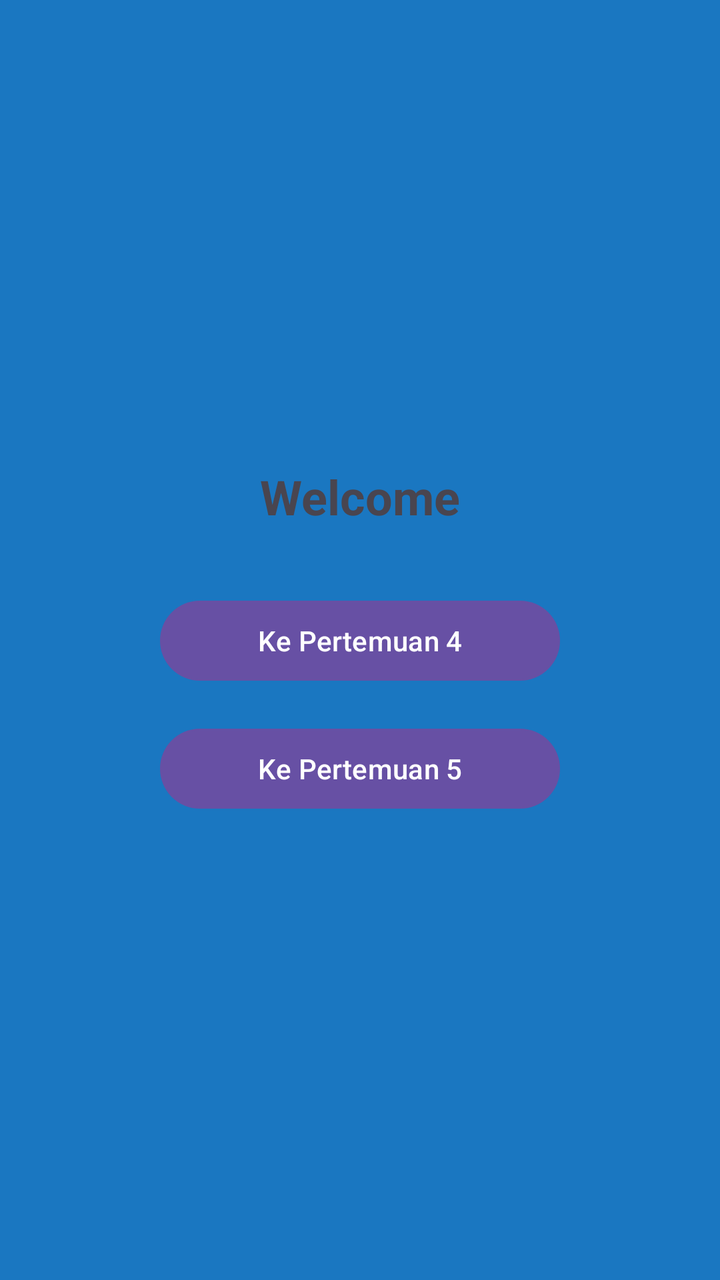
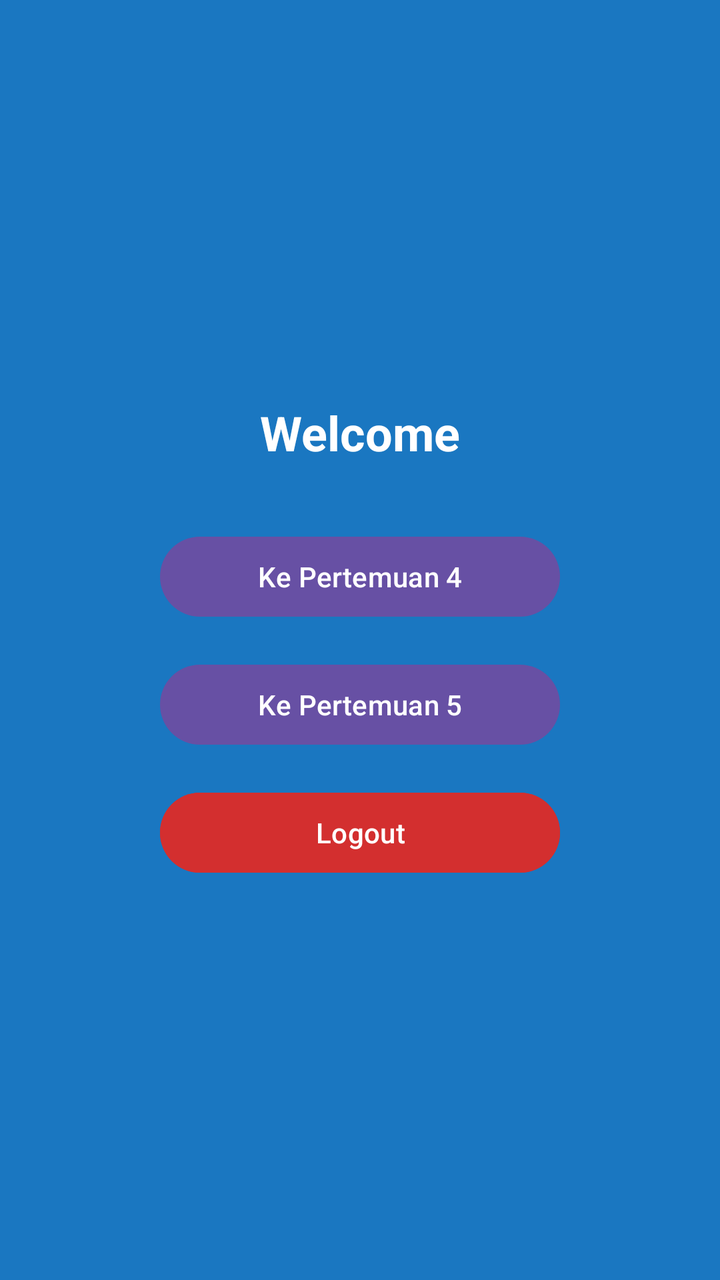

An Android layout rendered at two revisions. The XML below is the earlier revision; the diff shows what the commit changed to produce the second picture.
<!-- AndroidManifest.xml: application theme Theme.Trinaldi -->
<!-- res/layout/activity_main.xml -->
<?xml version="1.0" encoding="utf-8"?>
<androidx.constraintlayout.widget.ConstraintLayout xmlns:android="http://schemas.android.com/apk/res/android"
    xmlns:app="http://schemas.android.com/apk/res-auto"
    xmlns:tools="http://schemas.android.com/tools"
    android:id="@+id/main"
    android:layout_width="match_parent"
    android:layout_height="match_parent"
    android:background="@color/bg"
    android:padding="24dp"
    tools:context=".MainActivity">

    <TextView
        android:id="@+id/textView4"
        android:layout_width="wrap_content"
        android:layout_height="wrap_content"
        android:text="Welcome"
        android:textSize="24sp"
        android:textStyle="bold"
        app:layout_constraintBottom_toTopOf="@+id/btnToFourth"
        app:layout_constraintEnd_toEndOf="parent"
        app:layout_constraintStart_toStartOf="parent"
        app:layout_constraintTop_toTopOf="parent"
        app:layout_constraintVertical_chainStyle="packed" />

    <Button
        android:id="@+id/btnToFourth"
        android:layout_width="200dp"
        android:layout_height="wrap_content"
        android:layout_marginTop="32dp"
        android:text="Ke Pertemuan 4"
        app:layout_constraintBottom_toTopOf="@+id/btnTOFifth"
        app:layout_constraintEnd_toEndOf="parent"
        app:layout_constraintStart_toStartOf="parent"
        app:layout_constraintTop_toBottomOf="@+id/textView4" />

    <Button
        android:id="@+id/btnTOFifth"
        android:layout_width="200dp"
        android:layout_height="wrap_content"
        android:layout_marginTop="16dp"
        android:text="Ke Pertemuan 5"
        app:layout_constraintBottom_toBottomOf="parent"
        app:layout_constraintEnd_toEndOf="parent"
        app:layout_constraintStart_toStartOf="parent"
        app:layout_constraintTop_toBottomOf="@+id/btnToFourth" />

</androidx.constraintlayout.widget.ConstraintLayout>
<!-- resources referenced by this layout -->
<resources>
  <color name="bg">#1A77C1</color>
  <style name="Theme.Trinaldi" parent="Base.Theme.Trinaldi" />
  <style name="Base.Theme.Trinaldi" parent="Theme.Material3.DayNight.NoActionBar">
          
          
      </style>
</resources>

<!-- the commit's change to res/layout/activity_main.xml (unified diff, before → after) -->
@@ -10,10 +10,11 @@
     tools:context=".MainActivity">
 
     <TextView
-        android:id="@+id/textView4"
+        android:id="@+id/tvWelcome"
         android:layout_width="wrap_content"
         android:layout_height="wrap_content"
         android:text="Welcome"
+        android:textColor="@color/white"
         android:textSize="24sp"
         android:textStyle="bold"
         app:layout_constraintBottom_toTopOf="@+id/btnToFourth"
@@ -31,7 +32,7 @@
         app:layout_constraintBottom_toTopOf="@+id/btnTOFifth"
         app:layout_constraintEnd_toEndOf="parent"
         app:layout_constraintStart_toStartOf="parent"
-        app:layout_constraintTop_toBottomOf="@+id/textView4" />
+        app:layout_constraintTop_toBottomOf="@+id/tvWelcome" />
 
     <Button
         android:id="@+id/btnTOFifth"
@@ -39,9 +40,21 @@
         android:layout_height="wrap_content"
         android:layout_marginTop="16dp"
         android:text="Ke Pertemuan 5"
-        app:layout_constraintBottom_toBottomOf="parent"
+        app:layout_constraintBottom_toTopOf="@+id/btnLogout"
         app:layout_constraintEnd_toEndOf="parent"
         app:layout_constraintStart_toStartOf="parent"
         app:layout_constraintTop_toBottomOf="@+id/btnToFourth" />
 
+    <Button
+        android:id="@+id/btnLogout"
+        android:layout_width="200dp"
+        android:layout_height="wrap_content"
+        android:layout_marginTop="16dp"
+        android:backgroundTint="#D32F2F"
+        android:text="Logout"
+        app:layout_constraintBottom_toBottomOf="parent"
+        app:layout_constraintEnd_toEndOf="parent"
+        app:layout_constraintStart_toStartOf="parent"
+        app:layout_constraintTop_toBottomOf="@+id/btnTOFifth" />
+
 </androidx.constraintlayout.widget.ConstraintLayout>
<!-- resource entries referenced after the edit -->
@@ -1,6 +1,7 @@
 <!-- resources referenced by this layout -->
 <resources>
   <color name="bg">#1A77C1</color>
+  <color name="white">#FFFFFFFF</color>
   <style name="Theme.Trinaldi" parent="Base.Theme.Trinaldi" />
   <style name="Base.Theme.Trinaldi" parent="Theme.Material3.DayNight.NoActionBar">
           
